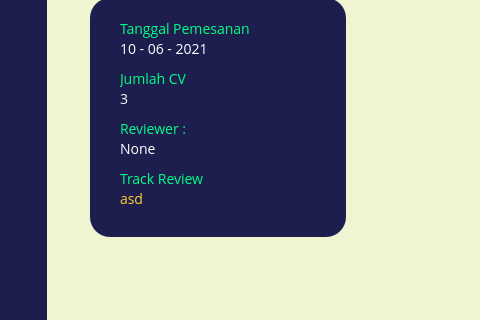
Old version of the form src/detailCV.ui in the repository fernaldifz/python-CView; both pictures show x 0 to 480 and y 192 to 512 of the 720 by 512 pixel window.
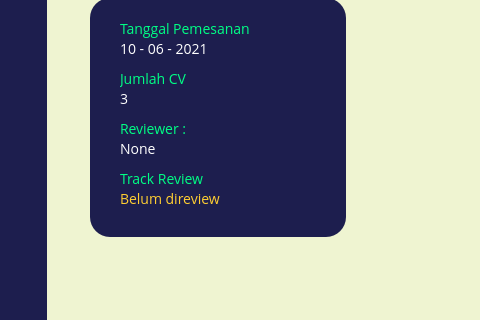
New version of the form.

Patch:
```diff
--- a/src/detailCV.ui
+++ b/src/detailCV.ui
@@ -279,7 +279,7 @@
 color: #FFCE31;</string>
     </property>
     <property name="text">
-     <string>asd</string>
+     <string>Belum direview</string>
     </property>
    </widget>
    <widget class="QLabel" name="label_13">
```
